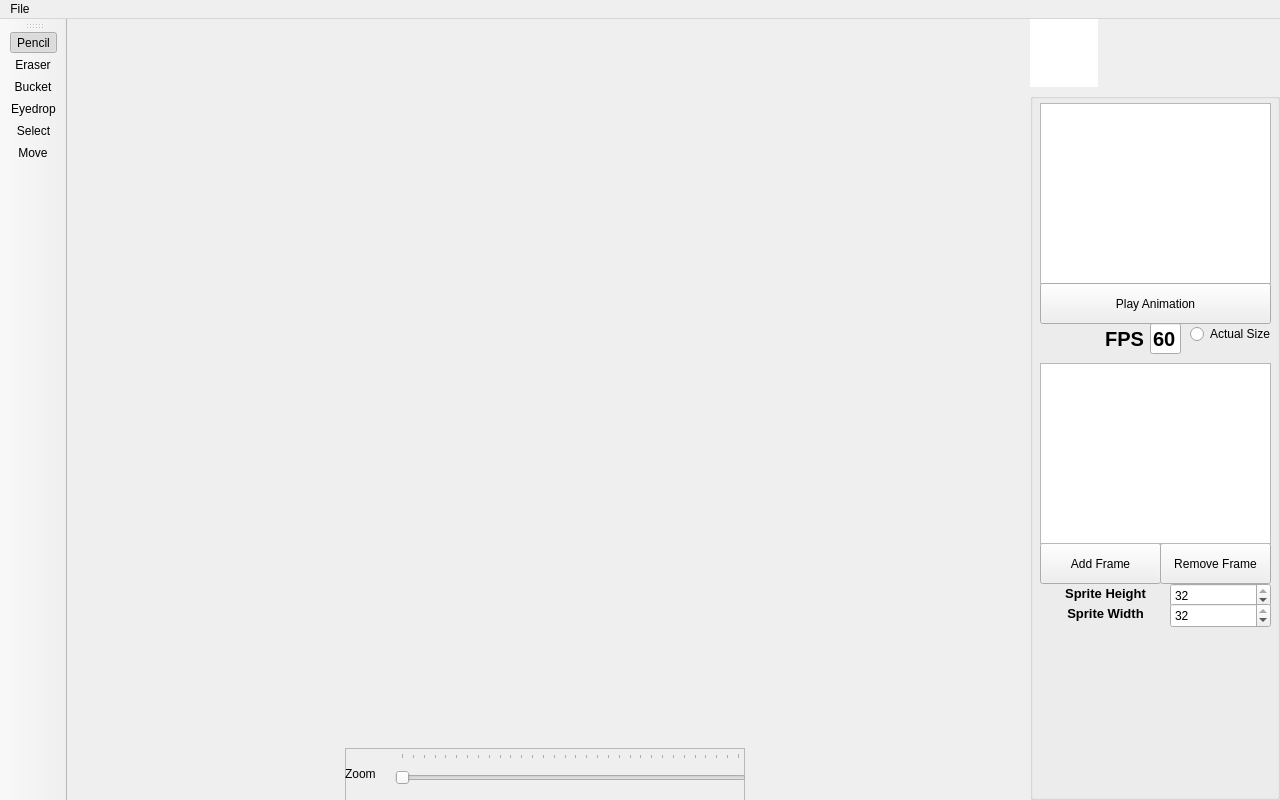
This is view.ui in Kalean75/Sprite_Editor as Qt 5 draws it before an edit. The edited form follows.
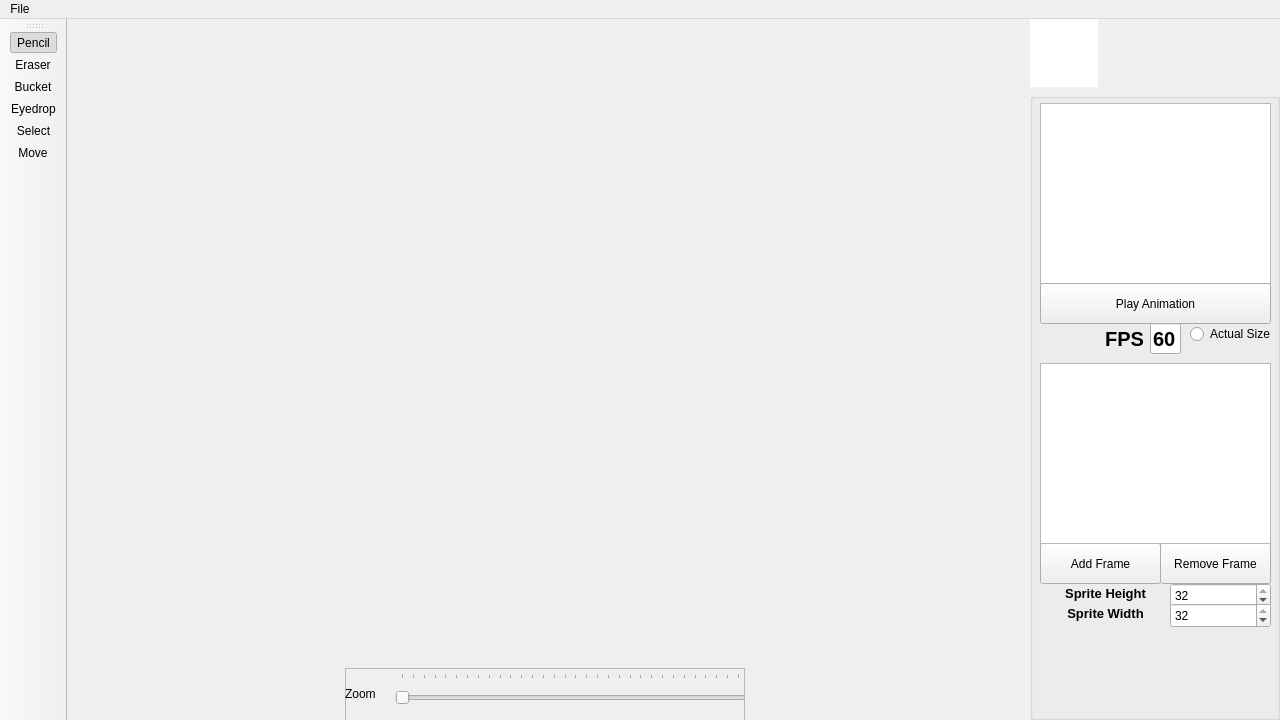
This is the edited form. Icons and pictures are not drawn.

Commit message: Animation now animates canvas as well.

```diff
--- a/view.ui
+++ b/view.ui
@@ -7,7 +7,7 @@
     <x>0</x>
     <y>0</y>
     <width>1280</width>
-    <height>800</height>
+    <height>720</height>
    </rect>
   </property>
   <property name="mouseTracking">
```
The commit also changes 2 other files.
